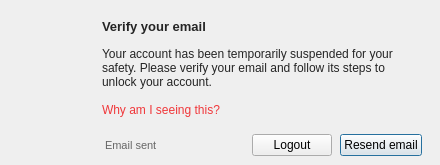
The window that src/MEGASync/gui/win/VerifyEmailMessage.ui (meganz/MEGAsync) describes before a commit, drawn with Qt 5.
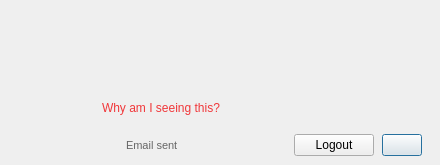
The same window after the commit.

Commit message: Remove default strings from UI files

The edit to the form file:
```diff
--- a/src/MEGASync/gui/win/VerifyEmailMessage.ui
+++ b/src/MEGASync/gui/win/VerifyEmailMessage.ui
@@ -141,7 +141,7 @@
 }</string>
           </property>
           <property name="text">
-           <string>Verify your email</string>
+           <string/>
           </property>
           <property name="wordWrap">
            <bool>true</bool>
@@ -160,7 +160,7 @@
 }</string>
           </property>
           <property name="text">
-           <string>Your account has been temporarily suspended for your safety. Please verify your email and follow its steps to unlock your account.</string>
+           <string/>
           </property>
           <property name="wordWrap">
            <bool>true</bool>
@@ -287,7 +287,7 @@
       <item>
        <widget class="QPushButton" name="bResendEmail">
         <property name="text">
-         <string>Resend email</string>
+         <string/>
         </property>
         <property name="default">
          <bool>true</bool>
```
Left out of the diff: 2 changed lines with no effect on the pictures. The commit also changes 2 other files.
